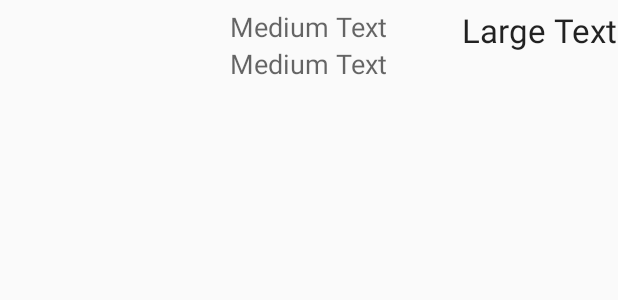
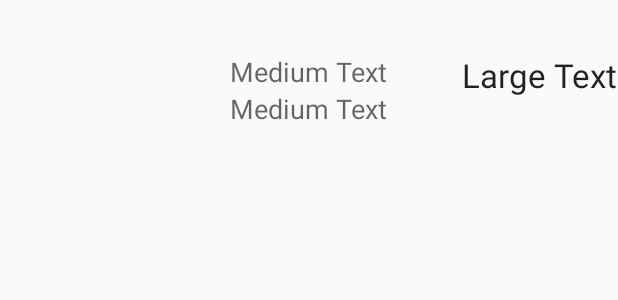
Before and after one commit to shanbutler/ITCS4180HW, an Android app: the layout hourly_data.xml on its own in the app's theme, with its tools: preview values and no code run, on a phone screen of 412 x 824 dp. Shown: the top 300 px of the screen. Run offline under Robolectric (Android 15) with nearby library versions, the phone set to English and light mode, and no system bars.

Commit message:
hourly data listview populates!

```diff
--- a/Group#8_HW05/app/src/main/java/com/example/shan/group8_hw05/MainActivity.java
+++ b/Group#8_HW05/app/src/main/java/com/example/shan/group8_hw05/MainActivity.java
@@ -43,7 +43,7 @@ public class MainActivity extends AppCompatActivity {
                     intent.putExtra("city", city);
                     intent.putExtra("state", state);
                     // generate url
-                    String url = "http://api.wunderground.com/d7cefb706562c221/hourly/q/"+ state + "/" + city + ".json";
+                    String url = "http://api.wunderground.com/api/d7cefb706562c221/hourly/q/"+ state + "/" + city + ".json";
                     intent.putExtra("url", url);
                     startActivity(intent);
                 }
--- a/Group#8_HW05/app/src/main/java/com/example/shan/group8_hw05/Weather.java
+++ b/Group#8_HW05/app/src/main/java/com/example/shan/group8_hw05/Weather.java
@@ -19,7 +19,7 @@ public class Weather {
                    String windSpeed, String windDirection, String climateType, String humidity,
                    String feelsLike, String maximumTemp, String minimumTemp, String pressure) {
 
-        this.time = time;
+        this.time = time.substring(0, time.indexOf('E'));
         this.temperature = temperature;
         this.dewpoint = dewpoint;
         this.clouds = clouds;
--- a/Group#8_HW05/app/src/main/java/com/example/shan/group8_hw05/WeatherAdapter.java
+++ b/Group#8_HW05/app/src/main/java/com/example/shan/group8_hw05/WeatherAdapter.java
@@ -46,9 +46,13 @@ public class WeatherAdapter extends ArrayAdapter<Weather>
         TextView timeTextView = (TextView) convertView.findViewById(R.id.timeTextView);
             TextView conditionTextView = (TextView) convertView.findViewById(R.id.conditionTextView);
             TextView tempTextView = (TextView) convertView.findViewById(R.id.tempTextView);
+            timeTextView.setText(weather.time);
+            conditionTextView.setText(weather.clouds);
+            tempTextView.setText(weather.temperature + "°F");
 
         new AsyncGetImage(imageView, this.mContext).execute(weather.getIconUrl());
         return convertView;
-        //return super.getView(position, convertView, parent);
+
+            //return super.getView(position, convertView, parent);
     }
 }
--- a/Group#8_HW05/app/src/main/res/layout/hourly_data.xml
+++ b/Group#8_HW05/app/src/main/res/layout/hourly_data.xml
@@ -6,8 +6,14 @@
         android:layout_width="wrap_content"
         android:layout_height="wrap_content"
         android:id="@+id/imageView"
-        android:layout_marginLeft="50dp"
-        android:layout_marginTop="5dp" />
+        android:layout_marginLeft="40dp"
+        android:layout_marginTop="35dp"
+        android:minHeight="50dp"
+        android:minWidth="50dp"
+        android:layout_alignParentTop="true"
+        android:layout_alignParentLeft="true"
+        android:layout_alignParentStart="true"
+        android:layout_marginStart="40dp" />
 
     <TextView
         android:layout_width="wrap_content"
@@ -15,7 +21,7 @@
         android:textAppearance="?android:attr/textAppearanceMedium"
         android:text="Medium Text"
         android:id="@+id/timeTextView"
-        android:layout_below="@+id/imageView"
+        android:layout_alignTop="@+id/imageView"
         android:layout_centerHorizontal="true" />
 
     <TextView
@@ -26,7 +32,8 @@
         android:id="@+id/conditionTextView"
         android:layout_below="@+id/timeTextView"
         android:layout_alignLeft="@+id/timeTextView"
-        android:layout_alignStart="@+id/timeTextView" />
+        android:layout_alignStart="@+id/timeTextView"
+        android:layout_centerInParent="true" />
 
     <TextView
         android:layout_width="wrap_content"
```
